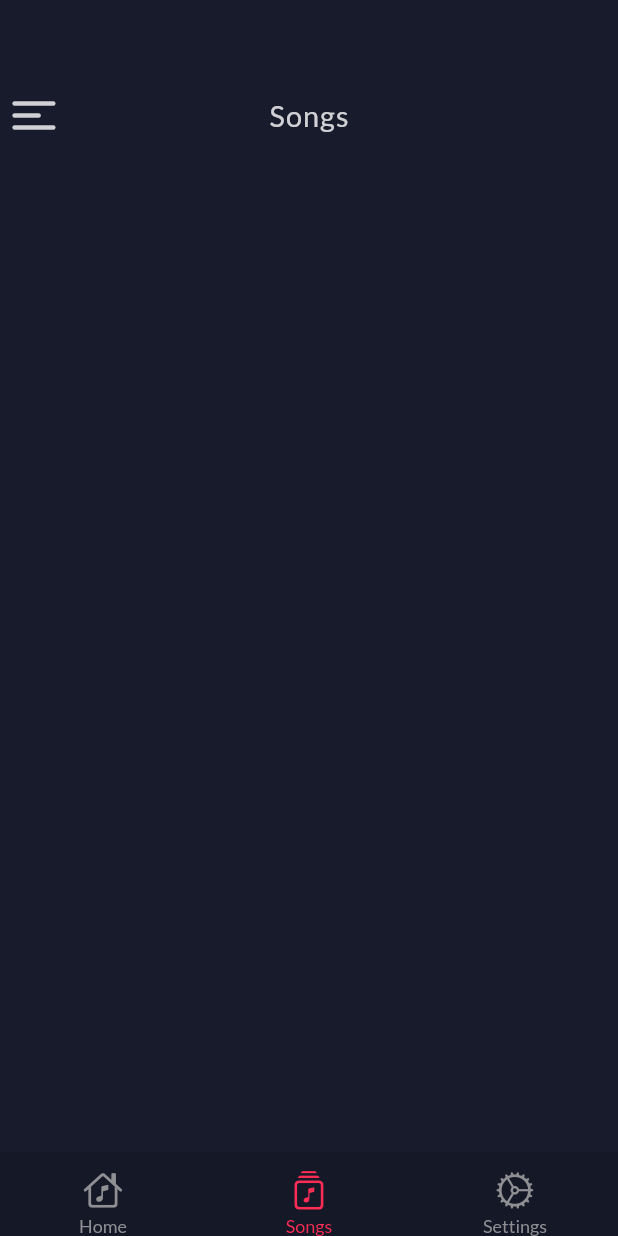
After one commit to aliayn/FlutterMusicPlayer, a Flutter app: the screen it shows after launch, item 2 of the bottom bar chosen, on a phone screen of 412 x 824 dp. The commit adds this screen. Run offline on Flutter 3.47's test engine with Material 2 defaults, Android fonts, the light colour scheme and no system bars; drawn by our look-alikes of persistent_bottom_nav_bar; our stand-ins replace flutter_rating_bar, flutter_svg, get, google_fonts, sizer; missing offline and left inert: adobe_xd; statements that could not run were skipped.

Commit message:
init songs page

```diff
--- /dev/null
+++ b/lib/controllers/songs/songs_binding.dart
@@ -0,0 +1,9 @@
+import 'package:get/instance_manager.dart';
+import 'package:music_player/controllers/songs/songs_controller.dart';
+
+class SongBinding extends Bindings {
+  @override
+  void dependencies() {
+    Get.lazyPut<SongsController>(() => SongsController());
+  }
+}
--- /dev/null
+++ b/lib/controllers/songs/songs_controller.dart
@@ -0,0 +1,6 @@
+
+import 'package:get/get_state_manager/get_state_manager.dart';
+
+class SongsController extends GetxController{
+
+}
--- a/lib/main.dart
+++ b/lib/main.dart
@@ -3,6 +3,7 @@ import 'package:flutter/services.dart';
 import 'package:get/get.dart';
 import 'package:music_player/routes/routes.dart';
 import 'package:music_player/services/app_service.dart';
+import 'package:sizer/sizer.dart';
 
 void main() {
   AppService.init();
@@ -19,10 +20,12 @@ class App extends StatelessWidget {
       statusBarIconBrightness: Brightness.dark,
     ));
 
-    return GetMaterialApp(
-      debugShowCheckedModeBanner: false,
-      getPages: AppPages.routes,
-      initialRoute: AppPages.initial,
+    return Sizer(
+      builder: ((context, orientation, deviceType) => GetMaterialApp(
+            debugShowCheckedModeBanner: false,
+            getPages: AppPages.routes,
+            initialRoute: AppPages.initial,
+          )),
     );
   }
 }
--- a/lib/routes/routes.dart
+++ b/lib/routes/routes.dart
@@ -1,9 +1,11 @@
 import 'package:get/route_manager.dart';
 import 'package:music_player/controllers/main/main_binding.dart';
 import 'package:music_player/controllers/settings/settings_binding.dart';
+import 'package:music_player/controllers/songs/songs_binding.dart';
 import 'package:music_player/controllers/splash/splash_binding.dart';
 import 'package:music_player/screens/main/main_page.dart';
 import 'package:music_player/screens/settings/setting_page.dart';
+import 'package:music_player/screens/songs/songs_page.dart';
 import 'package:music_player/screens/splash/splash_page.dart';
 
 import '../controllers/home/home_binding.dart';
@@ -14,19 +16,22 @@ abstract class Routes {
   static const main = '/main';
   static const home = '/home';
   static const settings = '/settings';
+  static const songs = '/songs';
 }
 
 abstract class AppPages {
   static String initial = Routes.splash;
   static final routes = <GetPage>[
     GetPage(
-        name: Routes.splash,
-        page: () => const SplashScreen(),
-        binding: SplashBinding()),
+      name: Routes.splash,
+      page: () => const SplashScreen(),
+      binding: SplashBinding(),
+    ),
     GetPage(
-        name: Routes.home,
-        page: () => const HomePage(),
-        binding: HomeBinding()),
+      name: Routes.home,
+      page: () => const HomePage(),
+      binding: HomeBinding(),
+    ),
     GetPage(
       name: Routes.main,
       page: () => const MainPage(),
@@ -36,6 +41,11 @@ abstract class AppPages {
       name: Routes.main,
       page: () => const SettingsPage(),
       binding: SettingsBinding(),
+    ),
+    GetPage(
+      name: Routes.songs,
+      page: () => const SongPage(),
+      binding: SongBinding(),
     )
   ];
 }
--- a/lib/screens/home/home_ui.dart
+++ b/lib/screens/home/home_ui.dart
@@ -5,7 +5,7 @@ import 'package:music_player/screens/home/recently_list.dart';
 import 'package:music_player/screens/home/recommend_list.dart';
 import 'package:sizer/sizer.dart';
 
-import 'burger_menu.dart';
+import '../../widgets/burger_menu.dart';
 
 Widget homeUI() => Scaffold(
       backgroundColor: const Color(0xff181b2c),
--- a/lib/screens/settings/settings_ui.dart
+++ b/lib/screens/settings/settings_ui.dart
@@ -4,7 +4,7 @@ import 'package:sizer/sizer.dart';
 
 import 'package:flutter_svg/flutter_svg.dart';
 
-import '../home/burger_menu.dart';
+import '../../widgets/burger_menu.dart';
 
 Widget settingsUI() => Scaffold(
       backgroundColor: const Color(0xff181b2c),
--- /dev/null
+++ b/lib/screens/songs/songs_page.dart
@@ -0,0 +1,11 @@
+import 'package:flutter/material.dart';
+import 'package:get/get_state_manager/get_state_manager.dart';
+import 'package:music_player/controllers/songs/songs_controller.dart';
+import 'package:music_player/screens/songs/songs_ui.dart';
+
+class SongPage extends GetView<SongsController> {
+  const SongPage({Key? key}) : super(key: key);
+
+  @override
+  Widget build(BuildContext context) => songUI();
+}
--- /dev/null
+++ b/lib/screens/songs/songs_ui.dart
@@ -0,0 +1,48 @@
+import 'package:flutter/material.dart';
+import 'package:google_fonts/google_fonts.dart';
+import 'package:sizer/sizer.dart';
+
+import '../../widgets/burger_menu.dart';
+
+Widget songUI() => Scaffold(
+      backgroundColor: const Color(0xff181b2c),
+      resizeToAvoidBottomInset: false,
+      body: Padding(
+        padding: EdgeInsets.only(top: 7.h),
+        child: Column(
+          children: [
+            Stack(
+              children: [
+                createBurgerMenu(),
+                _titleText(),
+              ],
+            ),
+            _currentPlaySong()
+          ],
+        ),
+      ),
+    );
+
+Widget _titleText() => Center(
+      child: Padding(
+        padding: EdgeInsets.only(top: 1.h),
+        child: Text(
+          'Songs',
+          style: GoogleFonts.lato(
+              textStyle: TextStyle(
+            fontSize: 14.sp,
+            fontWeight: FontWeight.w500,
+            color: const Color(0xccffffff),
+            letterSpacing: 0.7,
+          )),
+          textAlign: TextAlign.start,
+        ),
+      ),
+    );
+
+Widget _currentPlaySong() => SizedBox(
+      height: 40.h,
+      width: 100.w,
+    );
+
+Widget _playlist() => SizedBox();
--- a/lib/services/app_service.dart
+++ b/lib/services/app_service.dart
@@ -2,10 +2,12 @@ import 'package:get/get.dart';
 import 'package:music_player/controllers/home/home_controller.dart';
 
 import '../controllers/settings/settings_controller.dart';
+import '../controllers/songs/songs_controller.dart';
 
 class AppService {
   static void init() {
     Get.lazyPut<HomeController>(() => HomeController());
     Get.lazyPut<SettingsController>(() => SettingsController());
+    Get.lazyPut<SongsController>(() => SongsController());
   }
 }
--- a/lib/screens/home/burger_menu.dart
+++ b/lib/widgets/burger_menu.dart
@@ -2,7 +2,7 @@ import 'package:flutter/material.dart';
 
 import 'package:flutter_svg/flutter_svg.dart';
 import 'package:sizer/sizer.dart';
-import '../main/main_ui.dart';
+import '../screens/main/main_ui.dart';
 
 Widget createBurgerMenu() => Padding(
       padding: EdgeInsets.only(top: 1.2.h),
```
Also changed, not shown: lib/screens/main/main_ui.dart (+5 -3 lines), lib/widgets/drawer.dart (renamed from lib/screens/home/drawer.dart).
